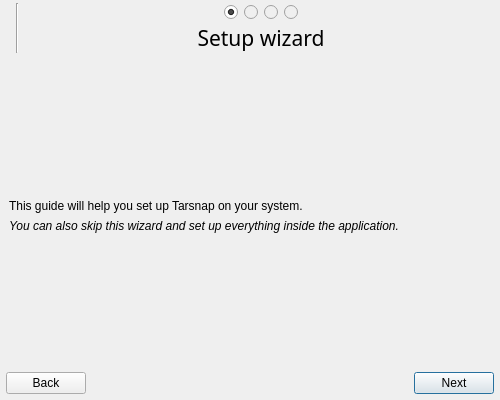
The window that forms/setupdialog.ui (Tarsnap/tarsnap-gui) describes before a commit, drawn with Qt 5.
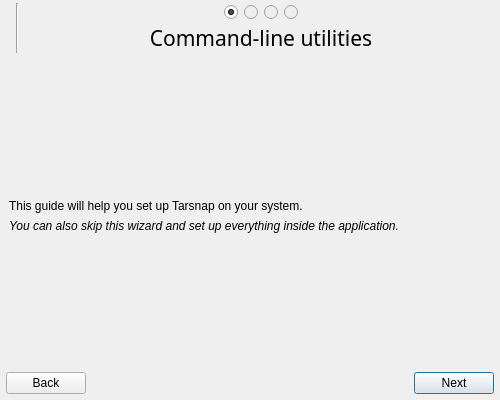
The same window after the commit. Icons and pictures are not drawn. Custom widgets are drawn as their Qt base class.

Commit message:
SetupDialog: set min width based on "Command-line utilities"
It looks goofy if the window resizes when going to a new wizard page.  This
sets the minimum width based on the longest page title.

The edit to the form file:
```diff
--- a/forms/setupdialog.ui
+++ b/forms/setupdialog.ui
@@ -173,6 +173,12 @@
      </item>
      <item row="1" column="2">
       <widget class="QLabel" name="titleLabel">
+       <property name="minimumSize">
+        <size>
+         <width>233</width>
+         <height>0</height>
+        </size>
+       </property>
        <property name="font">
         <font>
          <family>Abyssinica SIL</family>
@@ -180,7 +186,7 @@
         </font>
        </property>
        <property name="text">
-        <string>Setup wizard</string>
+        <string>Command-line utilities</string>
        </property>
        <property name="alignment">
         <set>Qt::AlignCenter</set>
```
The commit also changes 1 other file.
